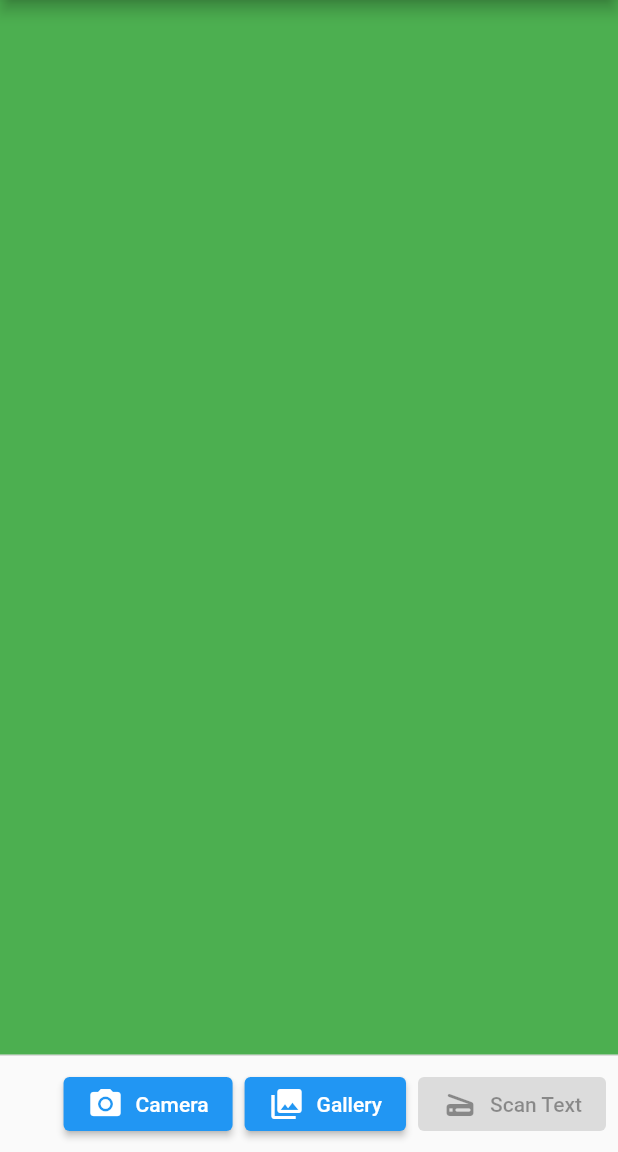
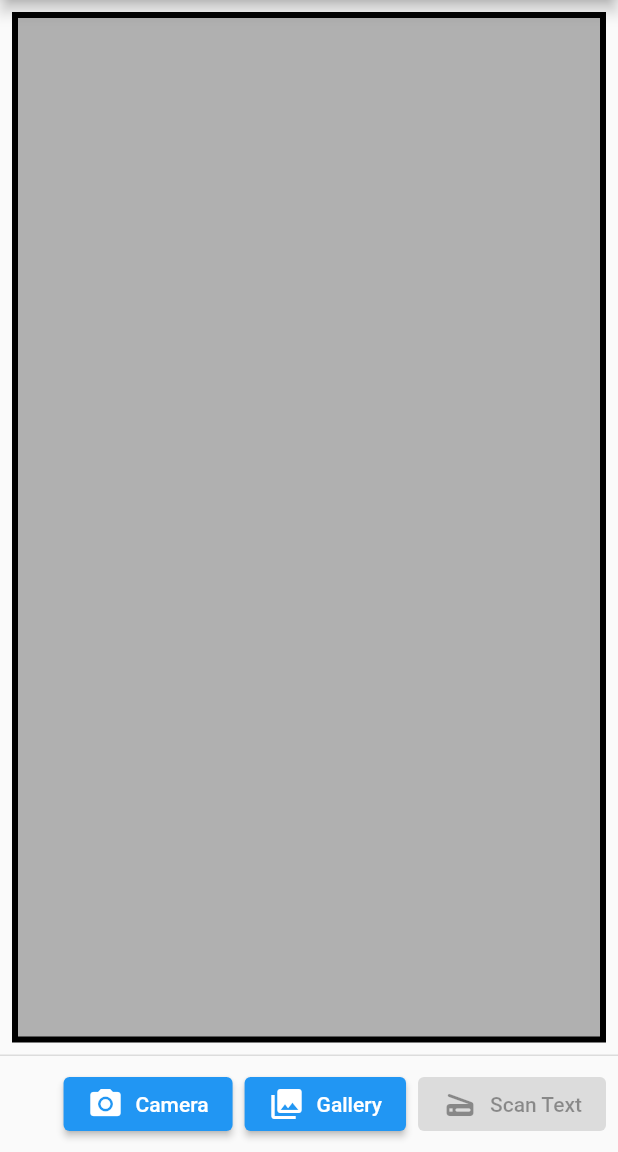
Before and after one commit to Becca-Saka/mlkit, a Flutter app: the screen it shows after launch, on a phone screen of 412 x 824 dp, the part 84-1236 px from its top. Run offline on Flutter 3.47's test engine with Material 2 defaults, Android fonts, the phone set to English and light mode, and no system bars; our stand-ins replace image_picker; missing offline and left inert: google_ml_kit.

Commit message:
greyed box

```diff
--- a/imagetotext/lib/get_image.dart
+++ b/imagetotext/lib/get_image.dart
@@ -1,9 +1,7 @@
 import 'dart:io';
-
 import 'package:flutter/material.dart';
 import 'package:google_ml_kit/google_ml_kit.dart';
 import 'package:image_picker/image_picker.dart';
-
 import 'scanned_text.dart';
 
 class GetImage extends StatefulWidget {
@@ -71,8 +69,15 @@ class _GetImageState extends State<GetImage> {
         ),
       ],
       body: image == null
-          ? Container(
-              color: Colors.green,
+          ? Padding(
+              padding: const EdgeInsets.all(8.0),
+              child: Container(
+                padding: const EdgeInsets.all(8),
+                decoration: BoxDecoration(
+                  color: Colors.grey.withOpacity(0.8),
+                  border: Border.all(color: Colors.black, width: 4),
+                ),
+              ),
             )
           : Image.file(
               File(image!.path),
--- a/imagetotext/lib/scanned_text.dart
+++ b/imagetotext/lib/scanned_text.dart
@@ -8,6 +8,12 @@ class ScannedText extends StatelessWidget {
   @override
   Widget build(BuildContext context) {
     return Scaffold(
+      floatingActionButton: FloatingActionButton(
+        onPressed: () {
+          Navigator.pop(context);
+        },
+        child: const Icon(Icons.repeat),
+      ),
       body: SafeArea(
         child: SingleChildScrollView(
           child: SelectableText(
```
